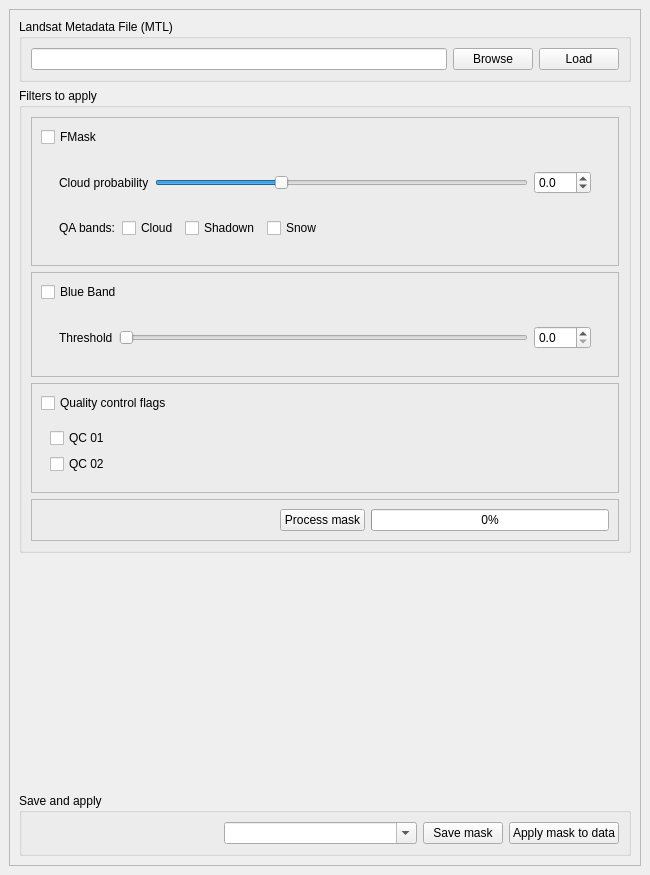
Above: cloud_masking_dockwidget_base.ui from SMByC/CloudMasking before the change. Below: the same form after it.
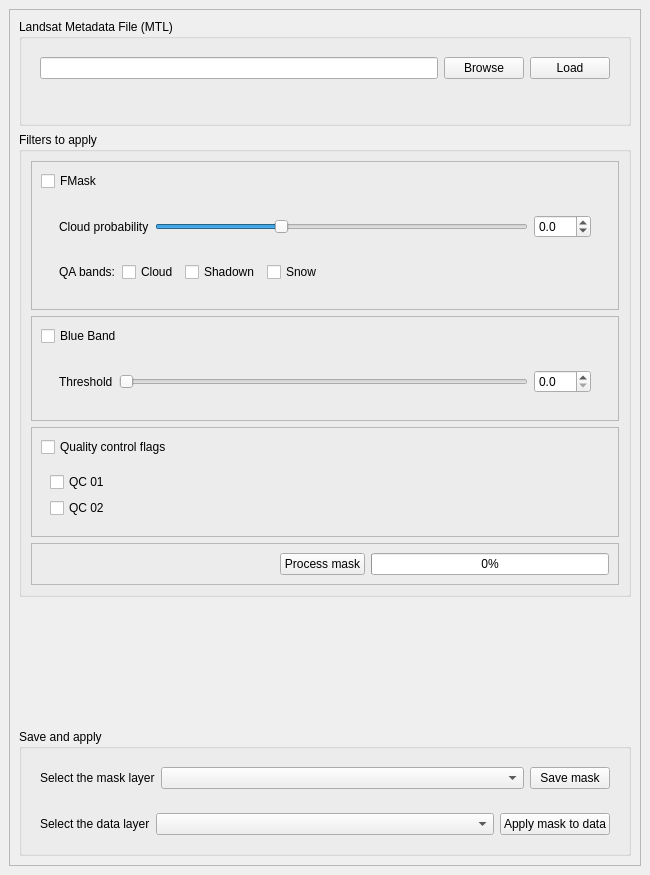
That is the form after the change. Custom widgets are drawn as their Qt base class.

Commit message: Added the load MTL file function when the file is located

The edit to the form file:
```diff
--- a/cloud_masking_dockwidget_base.ui
+++ b/cloud_masking_dockwidget_base.ui
@@ -31,8 +31,8 @@
         <rect>
          <x>0</x>
          <y>0</y>
-         <width>630</width>
-         <height>826</height>
+         <width>610</width>
+         <height>882</height>
         </rect>
        </property>
        <layout class="QVBoxLayout" name="verticalLayout">
@@ -41,6 +41,9 @@
           <property name="title">
            <string>Landsat Metadata File (MTL)</string>
           </property>
+          <layout class="QVBoxLayout" name="verticalLayout_6">
+           <item>
+            <widget class="QWidget" name="widget_3" native="true">
           <layout class="QHBoxLayout" name="horizontalLayout">
            <item>
             <widget class="QLineEdit" name="lineEdit_PathMTL"/>
@@ -63,6 +66,62 @@
          </widget>
         </item>
         <item>
+            <widget class="QWidget" name="widget_4" native="true">
+             <property name="font">
+              <font>
+               <pointsize>9</pointsize>
+              </font>
+             </property>
+             <layout class="QHBoxLayout" name="horizontalLayout_7">
+              <property name="topMargin">
+               <number>0</number>
+              </property>
+              <property name="bottomMargin">
+               <number>0</number>
+              </property>
+              <item>
+               <widget class="KLed" name="kled_LoadedMTL">
+                <property name="sizePolicy">
+                 <sizepolicy hsizetype="Preferred" vsizetype="Fixed">
+                  <horstretch>0</horstretch>
+                  <verstretch>0</verstretch>
+                 </sizepolicy>
+                </property>
+                <property name="state">
+                 <enum>KLed::Off</enum>
+                </property>
+                <property name="look">
+                 <enum>KLed::Raised</enum>
+                </property>
+               </widget>
+              </item>
+              <item>
+               <widget class="QLabel" name="label_LoadedMTL">
+                <property name="text">
+                 <string/>
+                </property>
+               </widget>
+              </item>
+              <item>
+               <spacer name="horizontalSpacer_3">
+                <property name="orientation">
+                 <enum>Qt::Horizontal</enum>
+                </property>
+                <property name="sizeHint" stdset="0">
+                 <size>
+                  <width>40</width>
+                  <height>20</height>
+                 </size>
+                </property>
+               </spacer>
+              </item>
+             </layout>
+            </widget>
+           </item>
+          </layout>
+         </widget>
+        </item>
+        <item>
          <widget class="QGroupBox" name="groupBox_Filters">
           <property name="title">
            <string>Filters to apply</string>
@@ -353,23 +412,20 @@
          </spacer>
         </item>
         <item>
-         <widget class="QGroupBox" name="groupBox_2">
+         <widget class="QGroupBox" name="groupBox_SaveApply">
           <property name="title">
            <string>Save and apply</string>
           </property>
+          <layout class="QVBoxLayout" name="verticalLayout_5">
+           <item>
+            <widget class="QWidget" name="widget" native="true">
           <layout class="QHBoxLayout" name="horizontalLayout_3">
            <item>
-            <spacer name="horizontalSpacer_3">
-             <property name="orientation">
-              <enum>Qt::Horizontal</enum>
-             </property>
-             <property name="sizeHint" stdset="0">
-              <size>
-               <width>40</width>
-               <height>20</height>
-              </size>
-             </property>
-            </spacer>
+               <widget class="QLabel" name="label_4">
+                <property name="text">
+                 <string>Select the mask layer</string>
+                </property>
+               </widget>
            </item>
            <item>
             <widget class="QComboBox" name="select_MaskLayer">
@@ -379,9 +435,6 @@
                <verstretch>0</verstretch>
               </sizepolicy>
              </property>
-             <property name="editable">
-              <bool>true</bool>
-             </property>
              <property name="frame">
               <bool>true</bool>
              </property>
@@ -394,6 +447,29 @@
              </property>
             </widget>
            </item>
+             </layout>
+            </widget>
+           </item>
+           <item>
+            <widget class="QWidget" name="widget_2" native="true">
+             <layout class="QHBoxLayout" name="horizontalLayout_6">
+              <item>
+               <widget class="QLabel" name="label_5">
+                <property name="text">
+                 <string>Select the data layer</string>
+                </property>
+               </widget>
+              </item>
+              <item>
+               <widget class="QComboBox" name="select_Data">
+                <property name="sizePolicy">
+                 <sizepolicy hsizetype="Expanding" vsizetype="Fixed">
+                  <horstretch>0</horstretch>
+                  <verstretch>0</verstretch>
+                 </sizepolicy>
+                </property>
+               </widget>
+              </item>
            <item>
             <widget class="QPushButton" name="pushButton_5">
              <property name="text">
@@ -406,11 +482,21 @@
         </item>
        </layout>
       </widget>
-     </widget>
+        </item>
+       </layout>
+      </widget>
+     </widget>
     </item>
    </layout>
   </widget>
  </widget>
+ <customwidgets>
+  <customwidget>
+   <class>KLed</class>
+   <extends>QWidget</extends>
+   <header>kled.h</header>
+  </customwidget>
+ </customwidgets>
  <resources/>
  <connections>
   <connection>
```
Left out of the diff: 12 changed lines with no effect on the pictures. Lines whose indentation alone changed are shown as unchanged. The commit also changes 2 other files.
